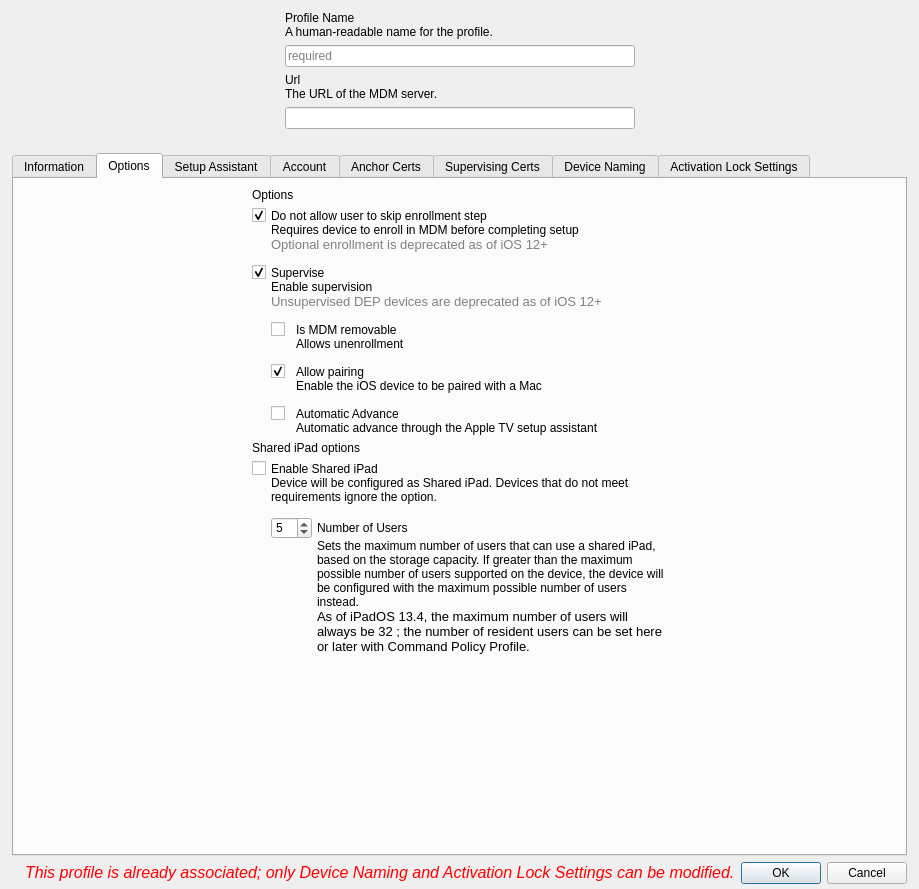
The window that FWAdminLib/dep/DepProfileDlg.ui (fw-dev/translations) describes before a commit, drawn with Qt 5.
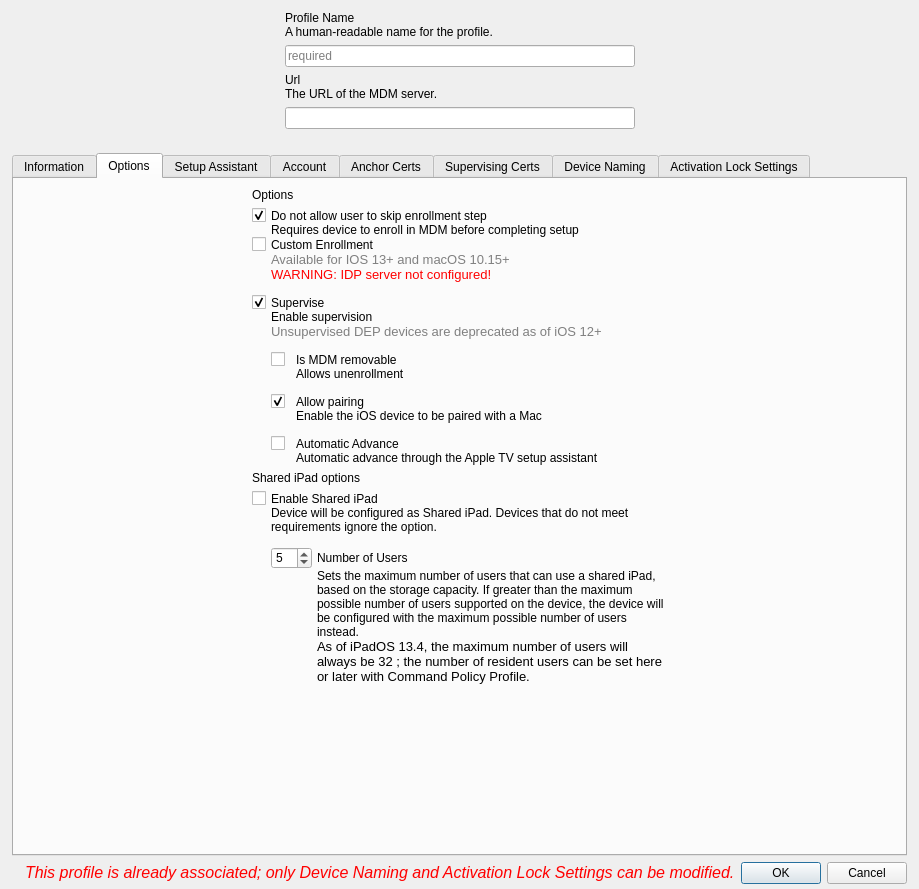
The same window after the commit. The open tabs and pages were chosen to show the change. Icons and pictures are not drawn. Custom widgets are drawn as their Qt base class.

The edit to the form file:
```diff
--- a/FWAdminLib/dep/DepProfileDlg.ui
+++ b/FWAdminLib/dep/DepProfileDlg.ui
@@ -410,7 +410,7 @@
               <property name="verticalSpacing">
                <number>0</number>
               </property>
-              <item row="9" column="2">
+              <item row="11" column="2">
                <widget class="QLabel" name="lTipRemovable">
                 <property name="sizePolicy">
                  <sizepolicy hsizetype="Preferred" vsizetype="Minimum">
@@ -439,7 +439,14 @@
                 </property>
                </widget>
               </item>
-              <item row="7" column="1">
+              <item row="2" column="1" colspan="2">
+               <widget class="QLabel" name="buddyCustomEnrollment">
+                <property name="text">
+                 <string>Custom Enrollment</string>
+                </property>
+               </widget>
+              </item>
+              <item row="9" column="1">
                <spacer name="verticalSpacer_7">
                 <property name="orientation">
                  <enum>Qt::Vertical</enum>
@@ -452,14 +459,14 @@
                 </property>
                </spacer>
               </item>
-              <item row="5" column="1" colspan="2">
+              <item row="7" column="1" colspan="2">
                <widget class="QLabel" name="lTipSupervised">
                 <property name="text">
                  <string>Enable supervision</string>
                 </property>
                </widget>
               </item>
-              <item row="3" column="1">
+              <item row="5" column="1">
                <spacer name="verticalSpacer_6">
                 <property name="orientation">
                  <enum>Qt::Vertical</enum>
@@ -488,14 +495,150 @@
                 </property>
                </widget>
               </item>
-              <item row="4" column="0">
+              <item row="3" column="1" colspan="2">
+               <widget class="QLabel" name="lblCustomEnrollmentAvailablity">
+                <property name="sizePolicy">
+                 <sizepolicy hsizetype="Preferred" vsizetype="Minimum">
+                  <horstretch>0</horstretch>
+                  <verstretch>0</verstretch>
+                 </sizepolicy>
+                </property>
+                <property name="palette">
+                 <palette>
+                  <active>
+                   <colorrole role="WindowText">
+                    <brush brushstyle="SolidPattern">
+                     <color alpha="255">
+                      <red>128</red>
+                      <green>128</green>
+                      <blue>128</blue>
+                     </color>
+                    </brush>
+                   </colorrole>
+                   <colorrole role="Text">
+                    <brush brushstyle="SolidPattern">
+                     <color alpha="255">
+                      <red>128</red>
+                      <green>128</green>
+                      <blue>128</blue>
+                     </color>
+                    </brush>
+                   </colorrole>
+                   <colorrole role="ButtonText">
+                    <brush brushstyle="SolidPattern">
+                     <color alpha="255">
+                      <red>128</red>
+                      <green>128</green>
+                      <blue>128</blue>
+                     </color>
+                    </brush>
+                   </colorrole>
+                   <colorrole role="PlaceholderText">
+                    <brush brushstyle="NoBrush">
+                     <color alpha="128">
+                      <red>128</red>
+                      <green>128</green>
+                      <blue>128</blue>
+                     </color>
+                    </brush>
+                   </colorrole>
+                  </active>
+                  <inactive>
+                   <colorrole role="WindowText">
+                    <brush brushstyle="SolidPattern">
+                     <color alpha="255">
+                      <red>128</red>
+                      <green>128</green>
+                      <blue>128</blue>
+                     </color>
+                    </brush>
+                   </colorrole>
+                   <colorrole role="Text">
+                    <brush brushstyle="SolidPattern">
+                     <color alpha="255">
+                      <red>128</red>
+                      <green>128</green>
+                      <blue>128</blue>
+                     </color>
+                    </brush>
+                   </colorrole>
+                   <colorrole role="ButtonText">
+                    <brush brushstyle="SolidPattern">
+                     <color alpha="255">
+                      <red>128</red>
+                      <green>128</green>
+                      <blue>128</blue>
+                     </color>
+                    </brush>
+                   </colorrole>
+                   <colorrole role="PlaceholderText">
+                    <brush brushstyle="NoBrush">
+                     <color alpha="128">
+                      <red>128</red>
+                      <green>128</green>
+                      <blue>128</blue>
+                     </color>
+                    </brush>
+                   </colorrole>
+                  </inactive>
+                  <disabled>
+                   <colorrole role="WindowText">
+                    <brush brushstyle="SolidPattern">
+                     <color alpha="255">
+                      <red>128</red>
+                      <green>128</green>
+                      <blue>128</blue>
+                     </color>
+                    </brush>
+                   </colorrole>
+                   <colorrole role="Text">
+                    <brush brushstyle="SolidPattern">
+                     <color alpha="255">
+                      <red>128</red>
+                      <green>128</green>
+                      <blue>128</blue>
+                     </color>
+                    </brush>
+                   </colorrole>
+                   <colorrole role="ButtonText">
+                    <brush brushstyle="SolidPattern">
+                     <color alpha="255">
+                      <red>128</red>
+                      <green>128</green>
+                      <blue>128</blue>
+                     </color>
+                    </brush>
+                   </colorrole>
+                   <colorrole role="PlaceholderText">
+                    <brush brushstyle="NoBrush">
+                     <color alpha="128">
+                      <red>128</red>
+                      <green>128</green>
+                      <blue>128</blue>
+                     </color>
+                    </brush>
+                   </colorrole>
+                  </disabled>
+                 </palette>
+                </property>
+                <property name="font">
+                 <font>
+                  <pointsize>10</pointsize>
+                 </font>
+                </property>
+                <property name="text">
+                 <string>Available for IOS 13+ and macOS 10.15+</string>
+                </property>
+               </widget>
+              </item>
+              <item row="6" column="0">
                <widget class="QCheckBox" name="supervised">
                 <property name="checked">
                  <bool>true</bool>
                 </property>
                </widget>
               </item>
-              <item row="13" column="1">
+              <item row="15" column="1">
                <spacer name="verticalSpacer_13">
                 <property name="orientation">
                  <enum>Qt::Vertical</enum>
@@ -508,7 +651,7 @@
                 </property>
                </spacer>
               </item>
-              <item row="8" column="1">
+              <item row="10" column="1">
                <layout class="QHBoxLayout" name="horizontalLayout_5">
                 <item>
                  <widget class="QCheckBox" name="removable">
@@ -522,7 +665,7 @@
                 </item>
                </layout>
               </item>
-              <item row="10" column="1">
+              <item row="12" column="1">
                <spacer name="verticalSpacer_8">
                 <property name="orientation">
                  <enum>Qt::Vertical</enum>
@@ -535,171 +678,59 @@
                 </property>
                </spacer>
               </item>
-              <item row="8" column="2">
+              <item row="10" column="2">
                <widget class="QLabel" name="buddyRemovable">
                 <property name="text">
                  <string>Is MDM removable</string>
                 </property>
                </widget>
               </item>
-              <item row="11" column="2">
+              <item row="13" column="2">
                <widget class="QLabel" name="buddyPairing">
                 <property name="text">
                  <string>Allow pairing</string>
                 </property>
                </widget>
               </item>
-              <item row="2" column="1" colspan="2">
-               <widget class="QLabel" name="lTipMandatoryDeprecated">
+              <item row="4" column="1" colspan="2">
+               <widget class="QLabel" name="lblIDPWarning">
                 <property name="sizePolicy">
                  <sizepolicy hsizetype="Preferred" vsizetype="Minimum">
                   <horstretch>0</horstretch>
                   <verstretch>0</verstretch>
                  </sizepolicy>
                 </property>
-                <property name="palette">
-                 <palette>
-                  <active>
-                   <colorrole role="WindowText">
-                    <brush brushstyle="SolidPattern">
-                     <color alpha="255">
-                      <red>128</red>
-                      <green>128</green>
-                      <blue>128</blue>
-                     </color>
-                    </brush>
-                   </colorrole>
-                   <colorrole role="Text">
-                    <brush brushstyle="SolidPattern">
-                     <color alpha="255">
-                      <red>128</red>
-                      <green>128</green>
-                      <blue>128</blue>
-                     </color>
-                    </brush>
-                   </colorrole>
-                   <colorrole role="ButtonText">
-                    <brush brushstyle="SolidPattern">
-                     <color alpha="255">
-                      <red>128</red>
-                      <green>128</green>
-                      <blue>128</blue>
-                     </color>
-                    </brush>
-                   </colorrole>
-                   <colorrole role="PlaceholderText">
-                    <brush brushstyle="NoBrush">
-                     <color alpha="128">
-                      <red>128</red>
-                      <green>128</green>
-                      <blue>128</blue>
-                     </color>
-                    </brush>
-                   </colorrole>
-                  </active>
-                  <inactive>
-                   <colorrole role="WindowText">
-                    <brush brushstyle="SolidPattern">
-                     <color alpha="255">
-                      <red>128</red>
-                      <green>128</green>
-                      <blue>128</blue>
-                     </color>
-                    </brush>
-                   </colorrole>
-                   <colorrole role="Text">
-                    <brush brushstyle="SolidPattern">
-                     <color alpha="255">
-                      <red>128</red>
-                      <green>128</green>
-                      <blue>128</blue>
-                     </color>
-                    </brush>
-                   </colorrole>
-                   <colorrole role="ButtonText">
-                    <brush brushstyle="SolidPattern">
-                     <color alpha="255">
-                      <red>128</red>
-                      <green>128</green>
-                      <blue>128</blue>
-                     </color>
-                    </brush>
-                   </colorrole>
-                   <colorrole role="PlaceholderText">
-                    <brush brushstyle="NoBrush">
-                     <color alpha="128">
-                      <red>128</red>
-                      <green>128</green>
-                      <blue>128</blue>
-                     </color>
-                    </brush>
-                   </colorrole>
-                  </inactive>
-                  <disabled>
-                   <colorrole role="WindowText">
-                    <brush brushstyle="SolidPattern">
-                     <color alpha="255">
-                      <red>128</red>
-                      <green>128</green>
-                      <blue>128</blue>
-                     </color>
-                    </brush>
-                   </colorrole>
-                   <colorrole role="Text">
-                    <brush brushstyle="SolidPattern">
-                     <color alpha="255">
-                      <red>128</red>
-                      <green>128</green>
-                      <blue>128</blue>
-                     </color>
-                    </brush>
-                   </colorrole>
-                   <colorrole role="ButtonText">
-                    <brush brushstyle="SolidPattern">
-                     <color alpha="255">
-                      <red>128</red>
-                      <green>128</green>
-                      <blue>128</blue>
-                     </color>
-                    </brush>
-                   </colorrole>
-                   <colorrole role="PlaceholderText">
-                    <brush brushstyle="NoBrush">
-                     <color alpha="128">
-                      <red>128</red>
-                      <green>128</green>
-                      <blue>128</blue>
-                     </color>
-                    </brush>
-                   </colorrole>
-                  </disabled>
-                 </palette>
-                </property>
                 <property name="font">
                  <font>
                   <pointsize>10</pointsize>
                  </font>
                 </property>
+                <property name="styleSheet">
+                 <string notr="true">QLabel {color : red; }</string>
+                </property>
                 <property name="text">
-                 <string>Optional enrollment is deprecated as of iOS 12+</string>
+                 <string>WARNING: IDP server not configured!</string>
+                </property>
+                <property name="wordWrap">
+                 <bool>true</bool>
                 </property>
                </widget>
               </item>
-              <item row="14" column="2">
+              <item row="16" column="2">
                <widget class="QLabel" name="buddyAutomaticAdvance">
                 <property name="text">
                  <string>Automatic Advance</string>
                 </property>
                </widget>
               </item>
-              <item row="4" column="1" colspan="2">
+              <item row="6" column="1" colspan="2">
                <widget class="QLabel" name="buddySupervised">
                 <property name="text">
                  <string>Supervise</string>
                 </property>
                </widget>
               </item>
-              <item row="14" column="1">
+              <item row="16" column="1">
                <layout class="QHBoxLayout" name="horizontalLayout_22">
                 <item>
                  <widget class="QCheckBox" name="automaticAdvance">
@@ -713,7 +744,7 @@
                 </item>
                </layout>
               </item>
-              <item row="11" column="1">
+              <item row="13" column="1">
                <layout class="QHBoxLayout" name="horizontalLayout_6">
                 <item>
                  <widget class="QCheckBox" name="pairing">
@@ -738,7 +769,21 @@
                 </item>
                </layout>
               </item>
-              <item row="6" column="1" colspan="2">
+              <item row="2" column="0">
+               <layout class="QHBoxLayout" name="horizontalLayout_2666">
+                <item>
+                 <widget class="QCheckBox" name="customEnrollmentCheckBox">
+                  <property name="enabled">
+                   <bool>true</bool>
+                  </property>
+                  <property name="checked">
+                   <bool>false</bool>
+                  </property>
+                 </widget>
+                </item>
+               </layout>
+              </item>
+              <item row="8" column="1" colspan="2">
                <widget class="QLabel" name="lTipSupervisedDeprecated">
                 <property name="palette">
                  <palette>
@@ -868,14 +913,14 @@
                 </property>
                </widget>
               </item>
-              <item row="15" column="2">
+              <item row="17" column="2">
                <widget class="QLabel" name="lTipAutomaticAdvance">
                 <property name="text">
                  <string>Automatic advance through the Apple TV setup assistant</string>
                 </property>
                </widget>
               </item>
-              <item row="12" column="2">
+              <item row="14" column="2">
                <widget class="QLabel" name="lTipPairing">
                 <property name="text">
                  <string>Enable the iOS device to be paired with a Mac</string>
@@ -895,6 +940,19 @@
                 </property>
                </spacer>
               </item>
+              <item row="3" column="3">
+               <spacer name="horizontalSpacer_20666">
+                <property name="orientation">
+                 <enum>Qt::Horizontal</enum>
+                </property>
+                <property name="sizeHint" stdset="0">
+                 <size>
+                  <width>0</width>
+                  <height>0</height>
+                 </size>
+                </property>
+               </spacer>
+              </item>
              </layout>
             </item>
            </layout>
```
Left out of the diff: 6 changed lines with no effect on the pictures.
